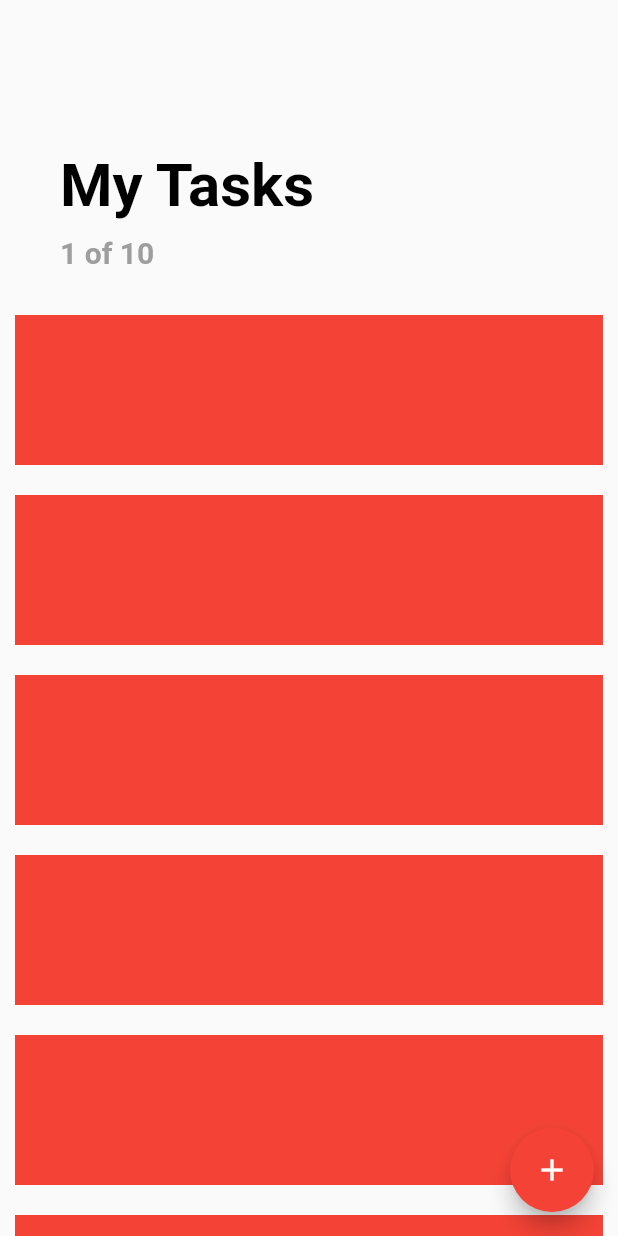
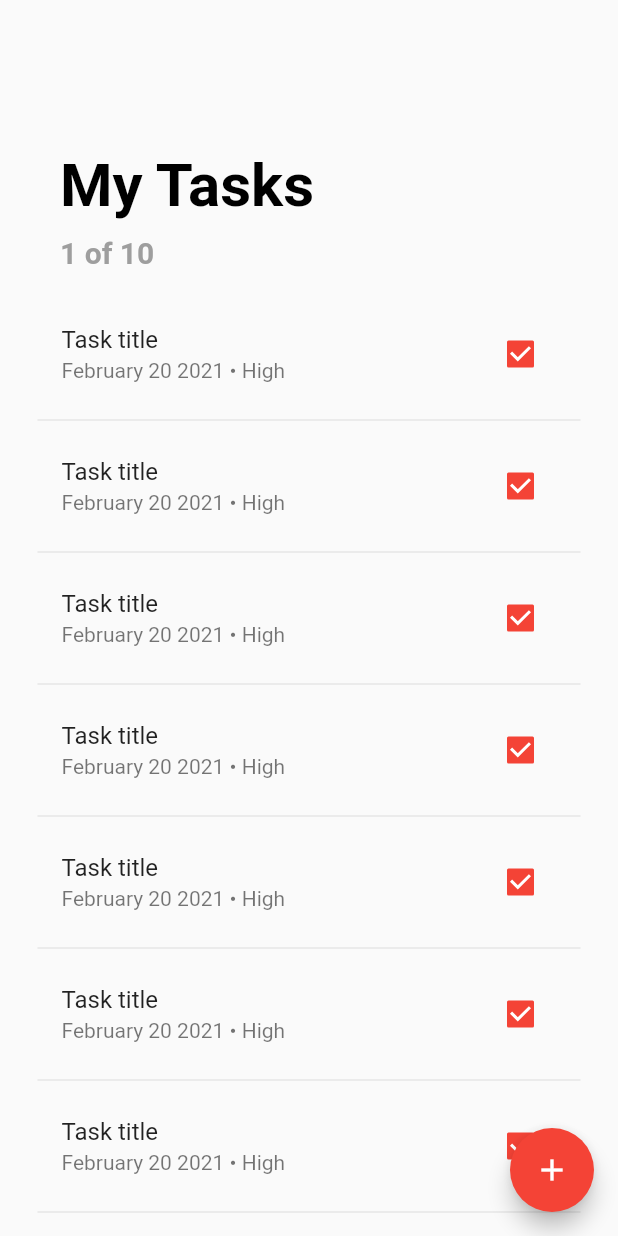
Before and after one commit to octoi/todo-list-flutter, a Flutter app: the screen it shows after launch, on a phone screen of 412 x 824 dp. Run offline on Flutter 3.47's test engine with Material 2 defaults, Android fonts, the phone set to English and light mode, and no system bars.

Commit message:
created task tile

```diff
--- a/lib/screens/todo_list_screen.dart
+++ b/lib/screens/todo_list_screen.dart
@@ -6,6 +6,28 @@ class TodoListScreen extends StatefulWidget {
 }
 
 class _TodoListScreenState extends State<TodoListScreen> {
+  Widget _buildTask(int index) {
+    return Padding(
+      padding: const EdgeInsets.symmetric(horizontal: 25.0),
+      child: Column(
+        children: [
+          ListTile(
+            title: Text("Task title"),
+            subtitle: Text("February 20 2021 • High"),
+            trailing: Checkbox(
+              value: true,
+              onChanged: (value) {
+                print(value);
+              },
+              activeColor: Theme.of(context).primaryColor,
+            ),
+          ),
+          Divider(),
+        ],
+      ),
+    );
+  }
+
   @override
   Widget build(BuildContext context) {
     return Scaffold(
@@ -17,7 +39,7 @@ class _TodoListScreenState extends State<TodoListScreen> {
       body: ListView.builder(
         padding: EdgeInsets.symmetric(vertical: 80.0),
         physics: BouncingScrollPhysics(),
-        itemCount: 10,
+        itemCount: 20,
         itemBuilder: (BuildContext context, int index) {
           if (index == 0) {
             return Padding(
@@ -50,12 +72,7 @@ class _TodoListScreenState extends State<TodoListScreen> {
             );
           }
 
-          return Container(
-            margin: EdgeInsets.all(10.0),
-            height: 100.0,
-            color: Colors.red,
-            width: double.infinity,
-          );
+          return _buildTask(index);
         },
       ),
     );
```
